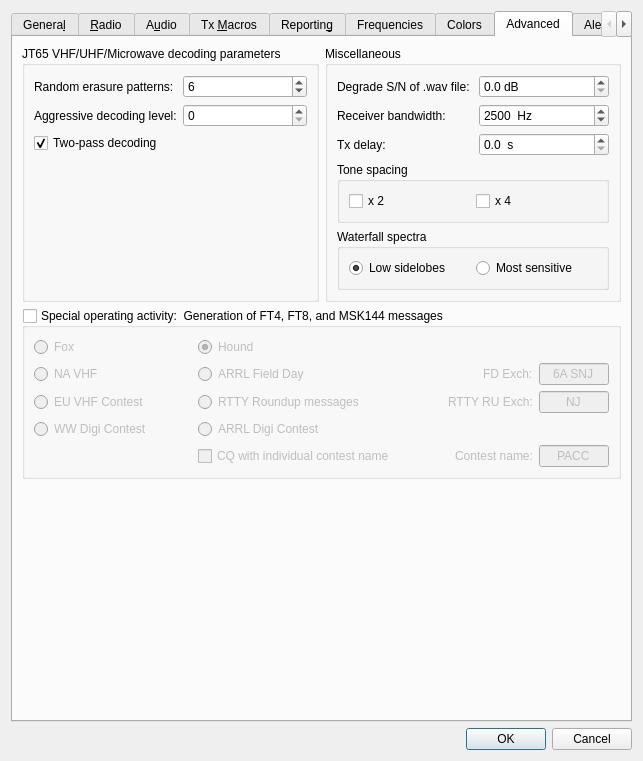
Before: the Qt Designer form Configuration_Alerts.ui in uaro-radio/wsjtx, drawn with Qt 5.
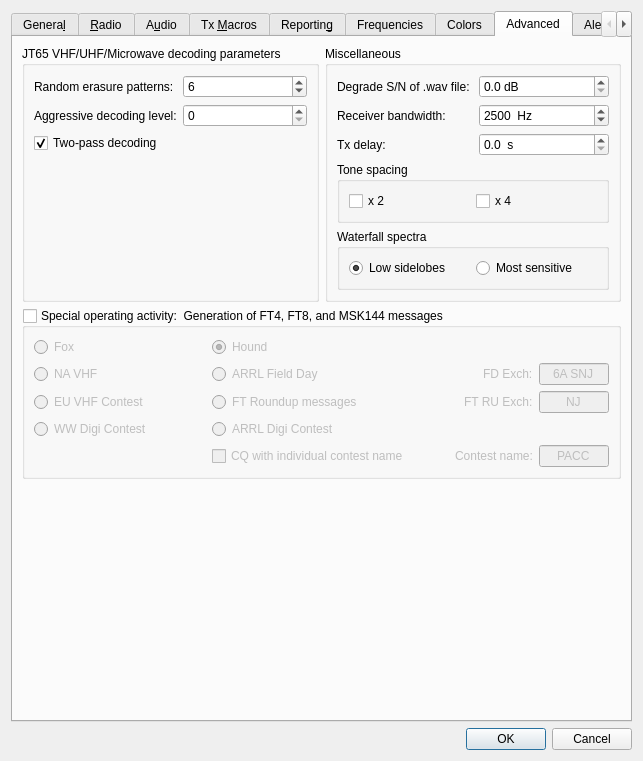
After: the same form once the commit is applied. The open tabs and pages were chosen to show the change. Custom widgets are drawn as their Qt base class.

Diff of the .ui file:
```diff
--- a/Configuration_Alerts.ui
+++ b/Configuration_Alerts.ui
@@ -2704,7 +2704,7 @@
                <string>R T T Y Roundup</string>
               </property>
               <property name="text">
-               <string>RTTY Roundup messages</string>
+               <string>FT Roundup messages</string>
               </property>
               <attribute name="buttonGroup">
                <string notr="true">special_op_activity_button_group</string>
@@ -2732,7 +2732,7 @@
                  <string>RTTY Roundup exchange</string>
                 </property>
                 <property name="text">
-                 <string>RTTY RU Exch:</string>
+                 <string>FT RU Exch:</string>
                 </property>
                 <property name="buddy">
                  <cstring>RTTY_Exchange</cstring>
```
Left out of the diff: 12 changed lines with no effect on the pictures.
